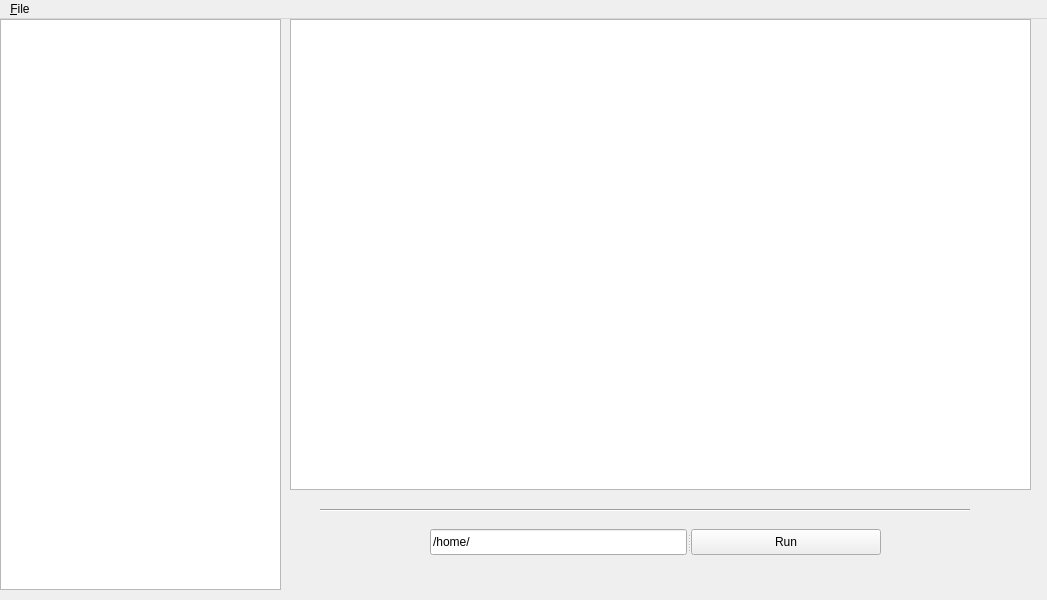
Above: git.ui from LauJensen/gitdoc before the change. Below: the same form after it.
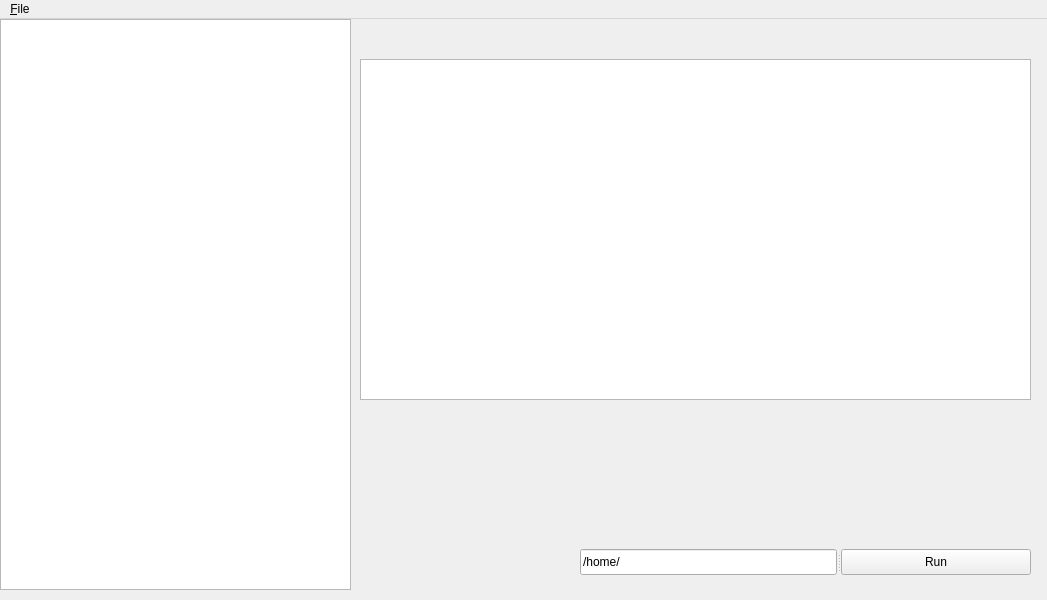
That is the form after the change.

Diff of the .ui file:
```diff
--- a/git.ui
+++ b/git.ui
@@ -18,7 +18,7 @@
      <rect>
       <x>0</x>
       <y>0</y>
-      <width>281</width>
+      <width>351</width>
       <height>571</height>
      </rect>
     </property>
@@ -29,30 +29,27 @@
         <font>
          <family>DejaVu Sans Mono</family>
          <pointsize>8</pointsize>
+         <stylestrategy>PreferAntialias</stylestrategy>
         </font>
        </property>
+       <property name="autoFillBackground" >
+        <bool>true</bool>
+       </property>
+       <property name="autoScroll" >
+        <bool>false</bool>
+       </property>
+       <property name="alternatingRowColors" >
+        <bool>true</bool>
+       </property>
       </widget>
      </item>
     </layout>
    </widget>
-   <widget class="Line" name="line" >
-    <property name="geometry" >
-     <rect>
-      <x>320</x>
-      <y>490</y>
-      <width>650</width>
-      <height>3</height>
-     </rect>
-    </property>
-    <property name="orientation" >
-     <enum>Qt::Horizontal</enum>
-    </property>
-   </widget>
    <widget class="QSplitter" name="splitter" >
     <property name="geometry" >
      <rect>
-      <x>430</x>
-      <y>510</y>
+      <x>580</x>
+      <y>530</y>
       <width>451</width>
       <height>26</height>
      </rect>
@@ -74,10 +71,10 @@
    <widget class="QWidget" name="horizontalLayoutWidget_2" >
     <property name="geometry" >
      <rect>
-      <x>290</x>
-      <y>0</y>
-      <width>741</width>
-      <height>471</height>
+      <x>360</x>
+      <y>40</y>
+      <width>671</width>
+      <height>341</height>
      </rect>
     </property>
     <layout class="QHBoxLayout" name="horizontalLayout_2" >
@@ -86,6 +83,25 @@
      </item>
     </layout>
    </widget>
+   <widget class="QWidget" name="verticalLayoutWidget" >
+    <property name="geometry" >
+     <rect>
+      <x>360</x>
+      <y>0</y>
+      <width>671</width>
+      <height>31</height>
+     </rect>
+    </property>
+    <layout class="QVBoxLayout" name="verticalLayout" >
+     <item>
+      <widget class="QLabel" name="titleLabel" >
+       <property name="text" >
+        <string/>
+       </property>
+      </widget>
+     </item>
+    </layout>
+   </widget>
   </widget>
   <widget class="QMenuBar" name="menubar" >
    <property name="geometry" >
```
